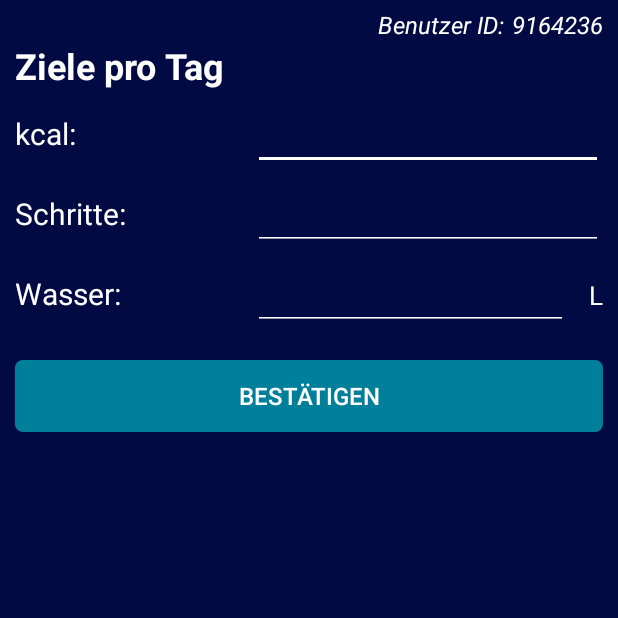
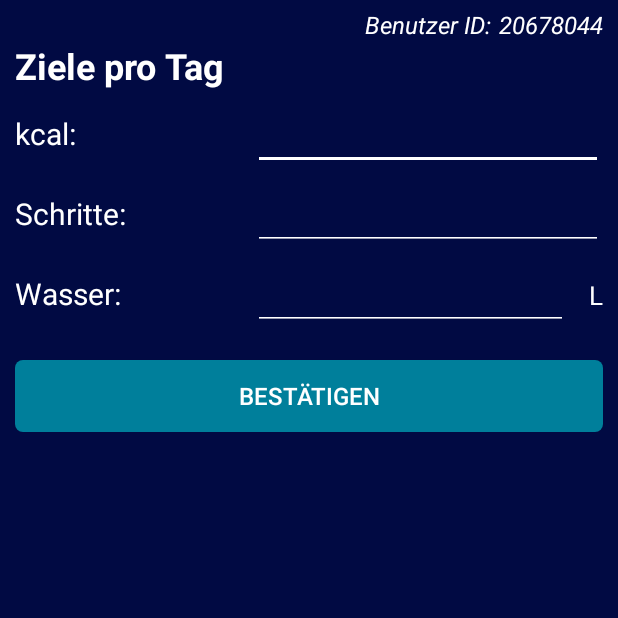
Before and after one commit to Marvintschi/mySmartNutrition, an Android app: the screen it shows after launch (settings), after a tap on an icon or button, on a phone screen of 412 x 824 dp, the top half of it. Run offline under Robolectric (Android 15) with nearby library versions, the phone set to English and light mode, and no system bars; our stand-ins replace Volley; libraries missing offline, so code that uses them is left out: com.anychart, com.anychart.chart, com.anychart.charts; network calls fail; 9 statements that could not run were skipped.

```diff
--- a/app/src/main/java/com/example/mysmartnutrition/MainActivity.java
+++ b/app/src/main/java/com/example/mysmartnutrition/MainActivity.java
@@ -75,10 +75,10 @@ public class MainActivity extends AppCompatActivity implements SensorEventListen
     public String savedDate;
 
     public static final String SHARED_PREFS = "sharedPrefs";
-    public static final String USER_ID = "userID";
+    public static final String USER_ID = "userIDs";
 
     static Random random = new Random();
-    public final static int UserID = random.nextInt(10000000);
+    public int UserID = random.nextInt(1234567890);
 
     SharedPreferences sharedPreferences;
     SharedPreferences.Editor editor;
@@ -188,13 +188,15 @@ public class MainActivity extends AppCompatActivity implements SensorEventListen
         sharedPreferences = getSharedPreferences(SHARED_PREFS, MODE_PRIVATE);
         editor = sharedPreferences.edit();
 
-        if (sharedPreferences.getString(USER_ID, null) != null) {
-            // hier soll nichts getan werden
-        } else {
+        String a = sharedPreferences.getString(USER_ID, "0");
+        if (a.equals("0")) {
             checkIfUserIDisAllreadyInUse();
             editor.putString(USER_ID, String.valueOf(UserID));
             editor.commit();
             firstAppStart();
+
+        } else {
+            // hier soll nichts getan werden
         }
 
         tvTageswertLimit.setText(sharedPreferences.getString(settings.KCAL_GOAL, "1000") + " kcal");
```
